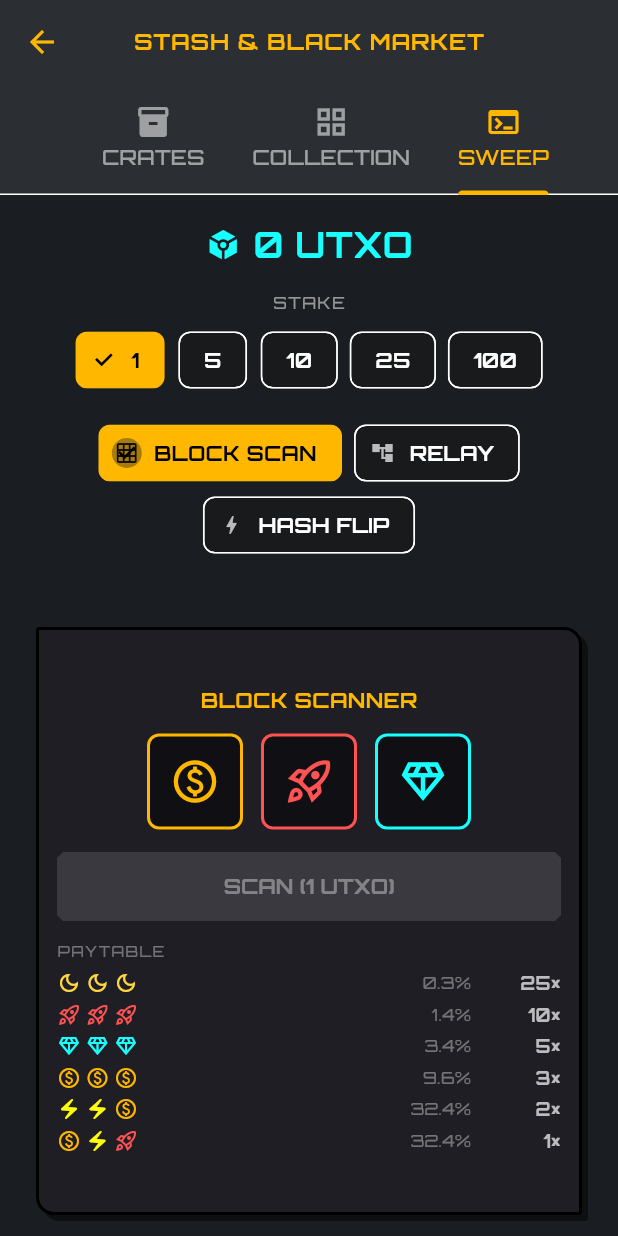
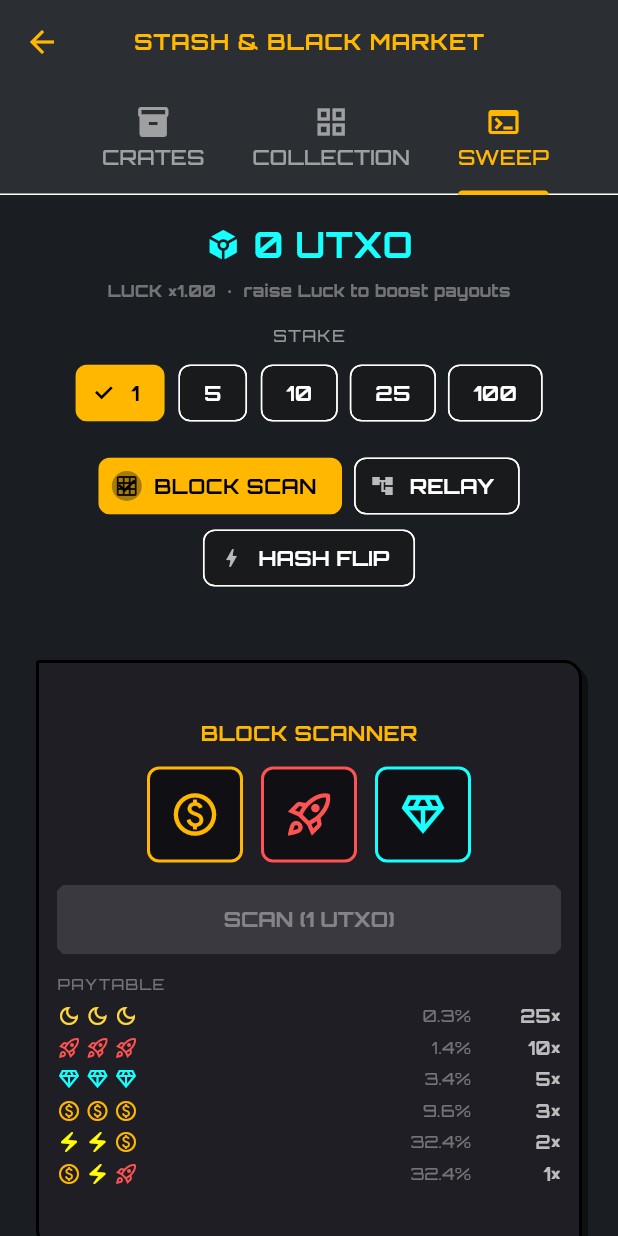
Before and after one commit to ContiHan/crypto-miner-tycoon, a Flutter app: the StashScreen screen opened directly, tab 3 chosen, on a phone screen of 412 x 824 dp. Run offline on Flutter 3.47's test engine with Material 3 defaults, Android fonts, the phone set to English and light mode, and no system bars; our stand-ins replace audioplayers, google_fonts, shared_preferences; accounts and stored records are empty.

Commit message:
Docs: parameter reference + surface Luck in casino + class bonus overview
Addresses "I don't understand what the parameters do / can't see Luck working /
can't review my class":
- docs/GAME_PARAMETERS.md — full reference: currencies, the channel stat model +
  soft-caps, where every bonus comes from (TECH/SKILL/Stash/class/Mastery/
  Notoriety), class racials, prestige tiers, what LUCK actually affects, the
  SWEEP EVs + cap, and the market-ticker event types (colour → effect, with file
  pointers to chaos_event_system.dart / news_flavor.dart).
- Casino: added a live "LUCK ×N · bigger payouts & jackpots" readout so the OG/
  Pool + stash luck stat is visible (it boosts PAYOUTS, not the shown win %).
- SKILL: added a collapsible "CLASS BONUSES" overview — passive racials +
  aggregated bonuses from the SKILL nodes bought this run + Mastery — so the
  player can always review how their class is doing after picking it.

Full suite 229 passed / 1 skipped; analyze clean.

Co-Authored-By: Claude Opus 4.8 <noreply@anthropic.com>

```diff
--- a/lib/screens/stash_screen.dart
+++ b/lib/screens/stash_screen.dart
@@ -743,6 +743,23 @@ class _StashScreenState extends State<StashScreen>
             ),
           ],
         ),
+        const SizedBox(height: 6),
+        // Luck readout — Luck boosts SWEEP PAYOUTS (not the shown win %). Surfaces
+        // the OG/Pool + stash luck stat so its casino effect is visible.
+        Center(
+          child: Text(
+            game.luckMultiplier > 1.001
+                ? 'LUCK ×${game.luckMultiplier.toStringAsFixed(2)}  ·  bigger payouts & jackpots'
+                : 'LUCK ×1.00  ·  raise Luck to boost payouts',
+            style: TextStyle(
+              color: game.luckMultiplier > 1.001
+                  ? Colors.amberAccent
+                  : Colors.white38,
+              fontSize: 11,
+              fontWeight: FontWeight.bold,
+            ),
+          ),
+        ),
         const SizedBox(height: 14),
 
         // Anti-farm: the per-window net cap blocks further sweeps.
```
Also changed, not shown: lib/screens/perks_screen.dart (+87 -0 lines), 1 other file.
